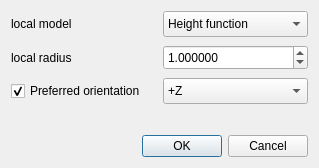
CloudCompare/CloudCompare, file qCC/ui_templates/normalComputationDlg.ui: the form before one commit.
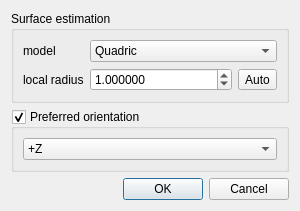
The form after the commit.

Commit message: Normals computation (on clouds) enhanced

What changed in the file:
```diff
--- a/qCC/ui_templates/normalComputationDlg.ui
+++ b/qCC/ui_templates/normalComputationDlg.ui
@@ -6,42 +6,31 @@
    <rect>
     <x>0</x>
     <y>0</y>
-    <width>319</width>
-    <height>168</height>
+    <width>300</width>
+    <height>200</height>
    </rect>
   </property>
-  <property name="minimumSize">
-   <size>
-    <width>319</width>
-    <height>168</height>
-   </size>
-  </property>
-  <property name="maximumSize">
-   <size>
-    <width>319</width>
-    <height>168</height>
-   </size>
-  </property>
   <property name="windowTitle">
    <string>Compute normal</string>
   </property>
-  <layout class="QVBoxLayout" name="verticalLayout">
+  <layout class="QVBoxLayout" name="verticalLayout_2">
    <item>
-    <layout class="QHBoxLayout" name="horizontalLayout">
-     <item>
+    <widget class="QGroupBox" name="LocalSurfaceGroupBox">
+     <property name="title">
+      <string>Surface estimation</string>
+     </property>
+     <layout class="QFormLayout" name="formLayout">
+      <item row="0" column="0">
       <widget class="QLabel" name="label">
        <property name="text">
-        <string>local model</string>
+         <string>model</string>
        </property>
       </widget>
      </item>
-     <item>
+      <item row="0" column="1">
       <widget class="QComboBox" name="localModelComboBox">
-       <property name="minimumSize">
-        <size>
-         <width>0</width>
-         <height>26</height>
-        </size>
+        <property name="toolTip">
+         <string>Local surface estimation model</string>
        </property>
        <property name="currentIndex">
         <number>1</number>
@@ -53,7 +42,7 @@
        </item>
        <item>
         <property name="text">
-         <string>Height function</string>
+          <string>Quadric</string>
         </property>
        </item>
        <item>
@@ -63,30 +52,23 @@
        </item>
       </widget>
      </item>
-    </layout>
-   </item>
-   <item>
-    <layout class="QHBoxLayout" name="horizontalLayout_3">
-     <property name="topMargin">
-      <number>2</number>
-     </property>
-     <property name="bottomMargin">
-      <number>2</number>
-     </property>
-     <item>
+      <item row="1" column="0">
       <widget class="QLabel" name="label_2">
        <property name="text">
         <string>local radius</string>
        </property>
       </widget>
      </item>
+      <item row="1" column="1">
+       <widget class="QFrame" name="localRadiusFrame">
+        <layout class="QHBoxLayout" name="horizontalLayout">
+         <property name="margin">
+          <number>0</number>
+         </property>
      <item>
       <widget class="QDoubleSpinBox" name="radiusDoubleSpinBox">
-       <property name="minimumSize">
-        <size>
-         <width>0</width>
-         <height>25</height>
-        </size>
+           <property name="toolTip">
+            <string>Local neighborhood radius (to estimate the surface)</string>
        </property>
        <property name="decimals">
         <number>6</number>
@@ -105,28 +87,30 @@
        </property>
       </widget>
      </item>
-    </layout>
-   </item>
    <item>
-    <layout class="QHBoxLayout" name="horizontalLayout_2">
-     <item>
-      <widget class="QCheckBox" name="preferedOrientationCheckBox">
+          <widget class="QToolButton" name="autoRadiusToolButton">
        <property name="text">
+            <string>Auto</string>
+           </property>
+          </widget>
+         </item>
+        </layout>
+       </widget>
+      </item>
+     </layout>
+    </widget>
+   </item>
+   <item>
+    <widget class="QGroupBox" name="preferredOrientationGroupBox">
+     <property name="title">
         <string>Preferred orientation</string>
        </property>
-       <property name="checked">
+     <property name="checkable">
         <bool>true</bool>
        </property>
-      </widget>
-     </item>
+     <layout class="QVBoxLayout" name="verticalLayout">
      <item>
-      <widget class="QComboBox" name="preferedOrientationComboBox">
-       <property name="minimumSize">
-        <size>
-         <width>0</width>
-         <height>26</height>
-        </size>
-       </property>
+       <widget class="QComboBox" name="preferredOrientationComboBox">
        <property name="currentIndex">
         <number>4</number>
        </property>
@@ -183,6 +167,7 @@
       </widget>
      </item>
     </layout>
+    </widget>
    </item>
    <item>
     <spacer name="verticalSpacer">
```
Left out of the diff: 26 changed lines with no effect on the pictures. Lines whose indentation alone changed are shown as unchanged. The commit also changes 13 other files.
